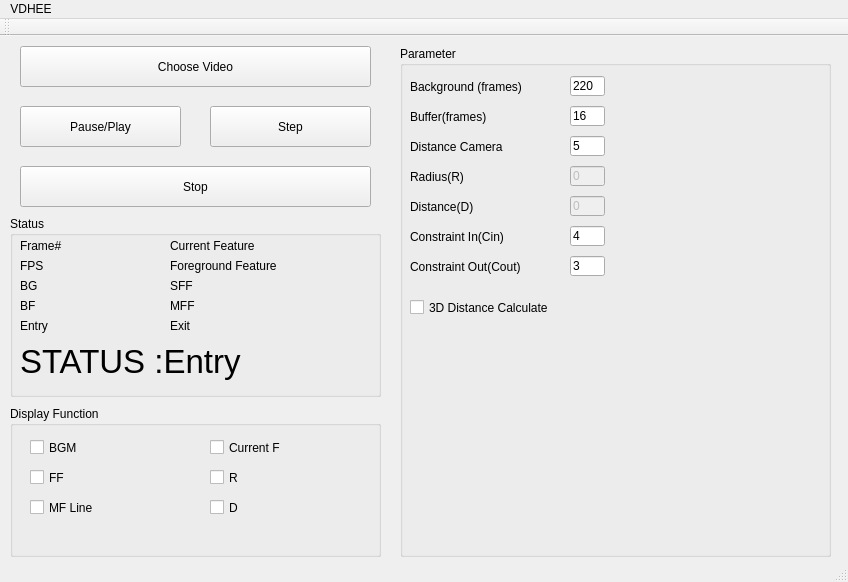
Before: the Qt Designer form mainwindow.ui in him40813/VDHEE, drawn with Qt 5.
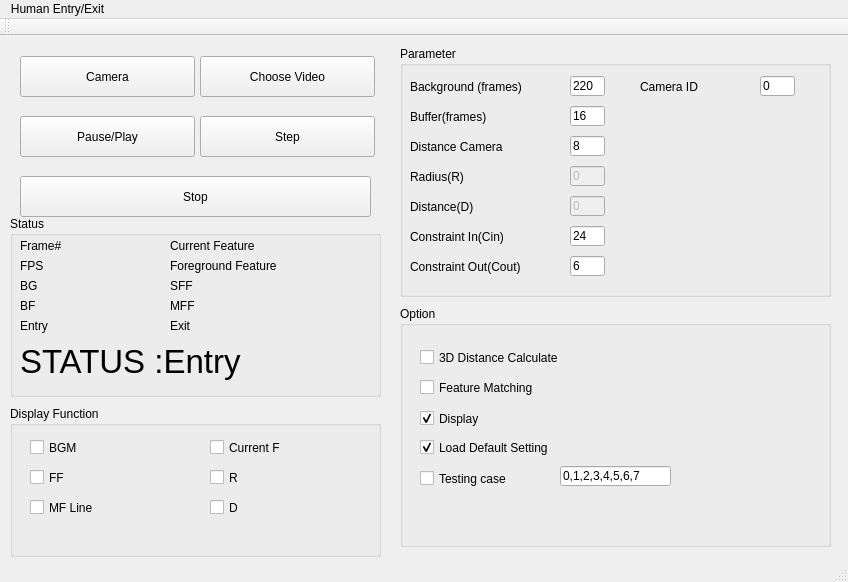
After: the same form once the commit is applied.

The edit to the form file:
```diff
--- a/mainwindow.ui
+++ b/mainwindow.ui
@@ -20,7 +20,7 @@
       <x>400</x>
       <y>10</y>
       <width>431</width>
-      <height>511</height>
+      <height>251</height>
      </rect>
     </property>
     <property name="title">
@@ -159,7 +159,7 @@
       </rect>
      </property>
      <property name="text">
-      <string>4</string>
+      <string>24</string>
      </property>
     </widget>
     <widget class="QLabel" name="label_6">
@@ -185,7 +185,7 @@
       </rect>
      </property>
      <property name="text">
-      <string>3</string>
+      <string>6</string>
      </property>
     </widget>
     <widget class="QLabel" name="label_7">
@@ -211,20 +211,33 @@
       </rect>
      </property>
      <property name="text">
-      <string>5</string>
+      <string>8</string>
      </property>
     </widget>
-    <widget class="QCheckBox" name="tdRBut">
+    <widget class="QLabel" name="label_8">
      <property name="geometry">
       <rect>
-       <x>10</x>
-       <y>250</y>
-       <width>201</width>
-       <height>23</height>
+       <x>240</x>
+       <y>30</y>
+       <width>91</width>
+       <height>21</height>
       </rect>
      </property>
      <property name="text">
-      <string>3D Distance Calculate</string>
+      <string>Camera ID</string>
+     </property>
+    </widget>
+    <widget class="QLineEdit" name="tCID">
+     <property name="geometry">
+      <rect>
+       <x>360</x>
+       <y>30</y>
+       <width>35</width>
+       <height>20</height>
+      </rect>
+     </property>
+     <property name="text">
+      <string>0</string>
      </property>
     </widget>
    </widget>
@@ -326,8 +339,8 @@
     <property name="geometry">
      <rect>
       <x>20</x>
-      <y>70</y>
-      <width>161</width>
+      <y>80</y>
+      <width>175</width>
       <height>41</height>
      </rect>
     </property>
@@ -344,9 +357,9 @@
     </property>
     <property name="geometry">
      <rect>
-      <x>210</x>
-      <y>70</y>
-      <width>161</width>
+      <x>200</x>
+      <y>80</y>
+      <width>175</width>
       <height>41</height>
      </rect>
     </property>
@@ -364,7 +377,7 @@
     <property name="geometry">
      <rect>
       <x>20</x>
-      <y>130</y>
+      <y>140</y>
       <width>351</width>
       <height>41</height>
      </rect>
@@ -379,9 +392,9 @@
    <widget class="QPushButton" name="choose">
     <property name="geometry">
      <rect>
-      <x>20</x>
-      <y>10</y>
-      <width>351</width>
+      <x>200</x>
+      <y>20</y>
+      <width>175</width>
       <height>41</height>
      </rect>
     </property>
@@ -471,7 +484,7 @@
       <rect>
        <x>10</x>
        <y>40</y>
-       <width>68</width>
+       <width>141</width>
        <height>19</height>
       </rect>
      </property>
@@ -553,6 +566,119 @@
      </property>
     </widget>
    </widget>
+   <widget class="QGroupBox" name="groupBox_4">
+    <property name="geometry">
+     <rect>
+      <x>400</x>
+      <y>270</y>
+      <width>431</width>
+      <height>241</height>
+     </rect>
+    </property>
+    <property name="title">
+     <string>Option</string>
+    </property>
+    <widget class="QLineEdit" name="tTC">
+     <property name="geometry">
+      <rect>
+       <x>160</x>
+       <y>160</y>
+       <width>111</width>
+       <height>20</height>
+      </rect>
+     </property>
+     <property name="text">
+      <string>0,1,2,3,4,5,6,7</string>
+     </property>
+    </widget>
+    <widget class="QCheckBox" name="cbTC">
+     <property name="geometry">
+      <rect>
+       <x>20</x>
+       <y>160</y>
+       <width>131</width>
+       <height>25</height>
+      </rect>
+     </property>
+     <property name="text">
+      <string>Testing case</string>
+     </property>
+    </widget>
+    <widget class="QCheckBox" name="cb3DC">
+     <property name="geometry">
+      <rect>
+       <x>20</x>
+       <y>40</y>
+       <width>201</width>
+       <height>23</height>
+      </rect>
+     </property>
+     <property name="text">
+      <string>3D Distance Calculate</string>
+     </property>
+    </widget>
+    <widget class="QCheckBox" name="cbFM">
+     <property name="geometry">
+      <rect>
+       <x>20</x>
+       <y>70</y>
+       <width>201</width>
+       <height>23</height>
+      </rect>
+     </property>
+     <property name="text">
+      <string>Feature Matching</string>
+     </property>
+    </widget>
+    <widget class="QCheckBox" name="cbLDS">
+     <property name="geometry">
+      <rect>
+       <x>20</x>
+       <y>130</y>
+       <width>201</width>
+       <height>23</height>
+      </rect>
+     </property>
+     <property name="text">
+      <string>Load Default Setting</string>
+     </property>
+     <property name="checked">
+      <bool>true</bool>
+     </property>
+    </widget>
+    <widget class="QCheckBox" name="cbDis">
+     <property name="enabled">
+      <bool>true</bool>
+     </property>
+     <property name="geometry">
+      <rect>
+       <x>20</x>
+       <y>100</y>
+       <width>131</width>
+       <height>25</height>
+      </rect>
+     </property>
+     <property name="text">
+      <string>Display</string>
+     </property>
+     <property name="checked">
+      <bool>true</bool>
+     </property>
+    </widget>
+   </widget>
+   <widget class="QPushButton" name="cam">
+    <property name="geometry">
+     <rect>
+      <x>20</x>
+      <y>20</y>
+      <width>175</width>
+      <height>41</height>
+     </rect>
+    </property>
+    <property name="text">
+     <string>Camera</string>
+    </property>
+   </widget>
   </widget>
   <widget class="QMenuBar" name="menuBar">
    <property name="geometry">
@@ -560,12 +686,12 @@
      <x>0</x>
      <y>0</y>
      <width>848</width>
-     <height>31</height>
+     <height>30</height>
     </rect>
    </property>
    <widget class="QMenu" name="menuCDHEE">
     <property name="title">
-     <string>VDHEE</string>
+     <string>Human Entry/Exit</string>
     </property>
    </widget>
    <addaction name="menuCDHEE"/>
```
Left out of the diff: 2 changed lines with no effect on the pictures.
